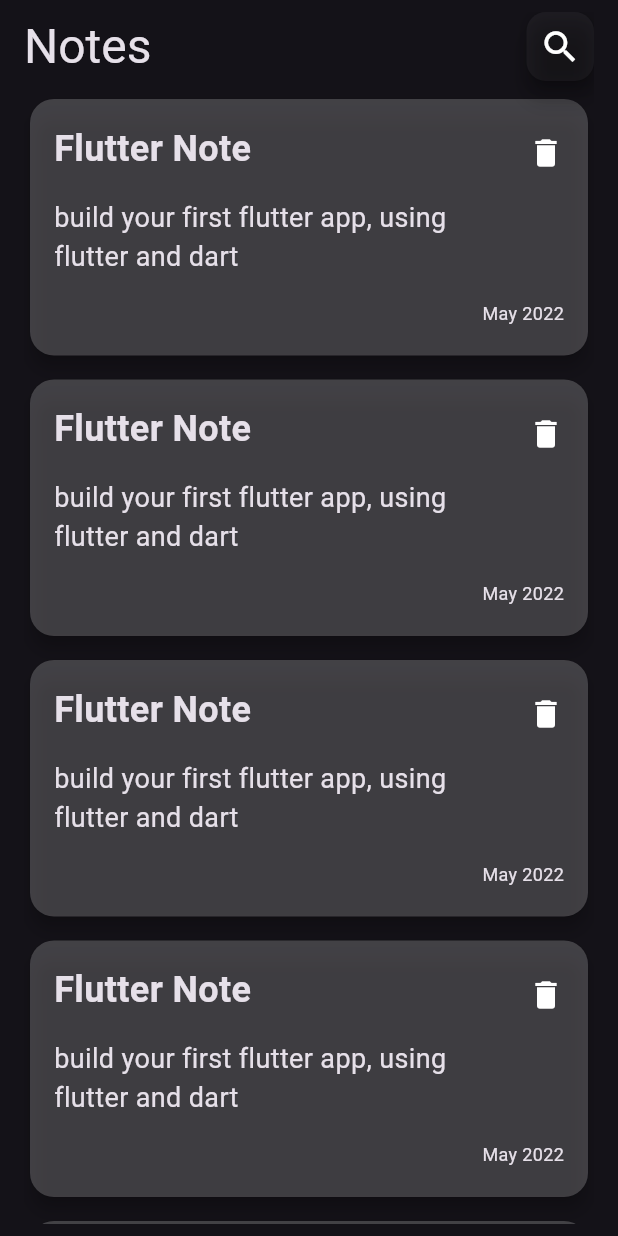
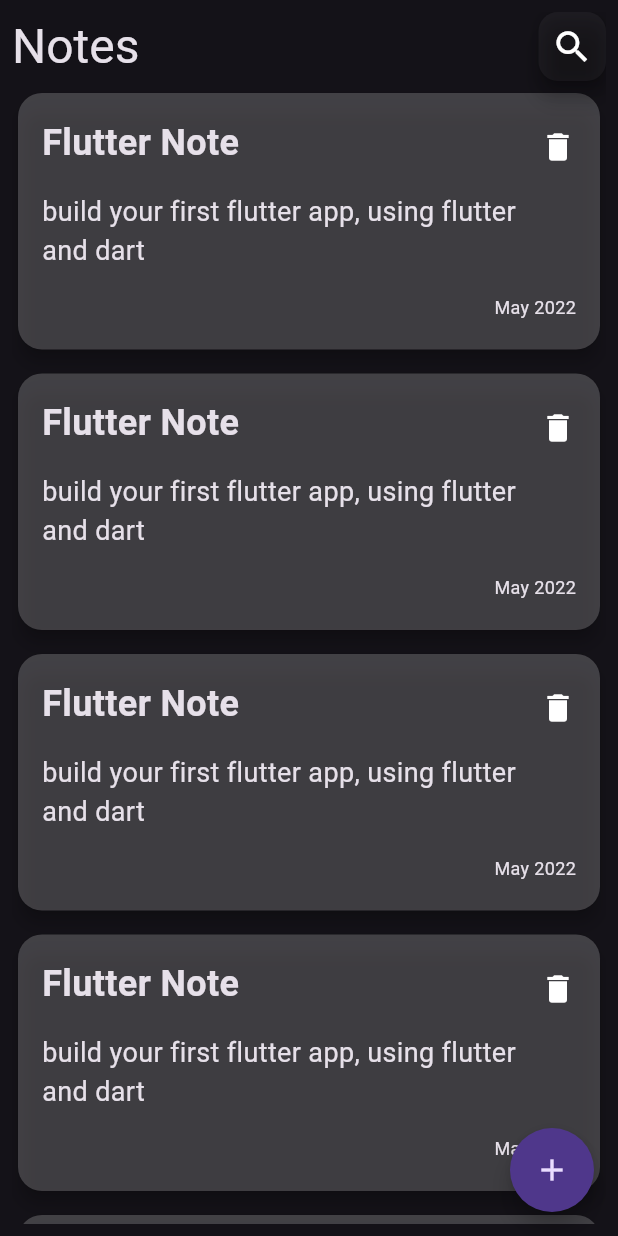
Before and after one commit to AhmedKhaled858/notes_app, a Flutter app: the screen it shows after launch, on a phone screen of 412 x 824 dp. Run offline on Flutter 3.47's test engine with Material 3 defaults, Android fonts, the phone set to English and light mode, and no system bars; our stand-ins replace go_router.

Commit message:
add floating action button

```diff
--- a/lib/core/utiles/app_router.dart
+++ b/lib/core/utiles/app_router.dart
@@ -1,3 +1,5 @@
+// ignore_for_file: constant_identifier_names
+
 import 'package:go_router/go_router.dart';
 import 'package:note_app/features/notes/presentation/views/notes_view.dart';
 
@@ -7,7 +9,7 @@
   static const KSplashView = '/';
   static const KNoteView = '/notes';
 
-  static final router =GoRouter(
+  static final router = GoRouter(
     initialLocation: KSplashView,
     routes: [
       GoRoute(
--- a/lib/features/notes/presentation/views/notes_view.dart
+++ b/lib/features/notes/presentation/views/notes_view.dart
@@ -6,6 +6,17 @@
 
   @override
   Widget build(BuildContext context) {
-    return Scaffold(body: NotesViewBody(),);
+    return Scaffold(
+      floatingActionButton: FloatingActionButton(
+        shape: RoundedRectangleBorder(
+          borderRadius: BorderRadius.circular(28),
+        ),
+        onPressed: () {
+          // Handle add new note
+        },
+        child: const Icon(Icons.add),
+      ),
+      body: const NotesViewBody(),
+    );
   }
 }
--- a/lib/features/notes/presentation/views/widgets/note_item.dart
+++ b/lib/features/notes/presentation/views/widgets/note_item.dart
@@ -7,7 +7,9 @@
 
   @override
   Widget build(BuildContext context) {
-    return Card(
+    return Padding(
+      padding: const EdgeInsets.symmetric(vertical: 4),
+      child: Card(
         elevation: 5,
         color: const Color.fromARGB(236, 255, 255, 255).withOpacity(0.2), // transparent card
         shape: RoundedRectangleBorder(
@@ -71,6 +73,7 @@
             ],
           ),
         ),
+      ),
     );
   }
 }
--- a/lib/features/notes/presentation/views/widgets/notes_listview.dart
+++ b/lib/features/notes/presentation/views/widgets/notes_listview.dart
@@ -1,13 +1,16 @@
 import 'package:flutter/widgets.dart';
-import 'package:note_app/features/notes/presentation/views/widgets/note_item.dart';
+import 'note_item.dart';
 
 class NotesListview extends StatelessWidget {
   const NotesListview({super.key});
 
   @override
   Widget build(BuildContext context) {
-    return ListView.builder(itemBuilder: (context, index) {
-      return const NoteItem();
-    });
+    return SliverList(
+      delegate: SliverChildBuilderDelegate(
+        (context, index) => const NoteItem(),
+        childCount: 10,
+      ),
+    );
   }
 }
--- a/lib/features/notes/presentation/views/widgets/notes_view_body.dart
+++ b/lib/features/notes/presentation/views/widgets/notes_view_body.dart
@@ -1,35 +1,21 @@
 import 'package:flutter/material.dart';
 import 'package:note_app/core/utiles/widgets/custom_appbar.dart';
-import 'package:note_app/features/notes/presentation/views/widgets/note_item.dart';
+import 'package:note_app/features/notes/presentation/views/widgets/notes_listview.dart';
 
 class NotesViewBody extends StatelessWidget {
   const NotesViewBody({super.key});
 
   @override
   Widget build(BuildContext context) {
-    return SafeArea(
-      child: Padding(
-        padding: const EdgeInsets.symmetric(horizontal: 16.0,vertical: 8),
-        // child: Column(
-        //   children: [
-        //   CustomAppbar(),
-        //   SizedBox(height: 16,),
-        //   NoteItem(),
-        // ],),
+    return Padding(
+      padding: const EdgeInsets.symmetric(vertical: 8, horizontal: 8),
+      child: SafeArea(
         child: CustomScrollView(
           slivers: [
             SliverToBoxAdapter(
               child: CustomAppbar(),
             ),
-            SliverList(
-              delegate: SliverChildBuilderDelegate(
-                (context, index) => Padding(
-                  padding: const EdgeInsets.only(top: 8.0,),
-                  child: const NoteItem(),
-                ),
-                childCount: 10, // Example count, replace with your data length
-              ),
-            ),
+            NotesListview()
 
           ],
         ),
```
Lines whose indentation alone changed are shown as unchanged.
